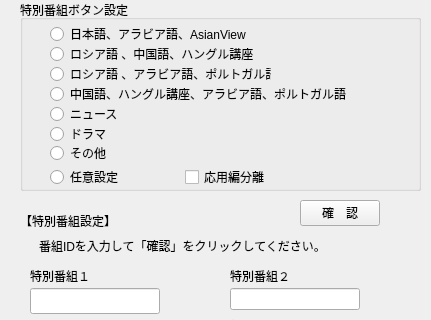
This is settingsdialog.ui in CSReviser/CaptureStream2 as Qt 5 draws it before an edit; both pictures show x 0 to 431 and y 0 to 320 of the 431 by 526 pixel window. The edited form follows.
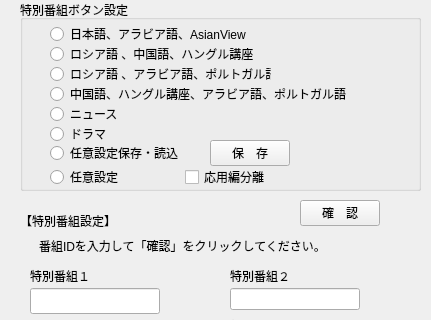
This is the edited form.

The edit to the form file:
```diff
--- a/settingsdialog.ui
+++ b/settingsdialog.ui
@@ -216,12 +216,12 @@
      <rect>
       <x>30</x>
       <y>141</y>
-      <width>221</width>
+      <width>331</width>
       <height>24</height>
      </rect>
     </property>
     <property name="text">
-     <string>その他</string>
+     <string>任意設定保存・読込</string>
     </property>
    </widget>
    <widget class="QRadioButton" name="radioButton">
@@ -263,6 +263,19 @@
      <string>応用編分離</string>
     </property>
    </widget>
+   <widget class="QPushButton" name="pushButton_1">
+    <property name="geometry">
+     <rect>
+      <x>190</x>
+      <y>140</y>
+      <width>80</width>
+      <height>26</height>
+     </rect>
+    </property>
+    <property name="text">
+     <string>保　存</string>
+    </property>
+   </widget>
   </widget>
   <widget class="QPushButton" name="pushButton">
    <property name="geometry">
```
Left out of the diff: 17 changed lines with no effect on the pictures.
